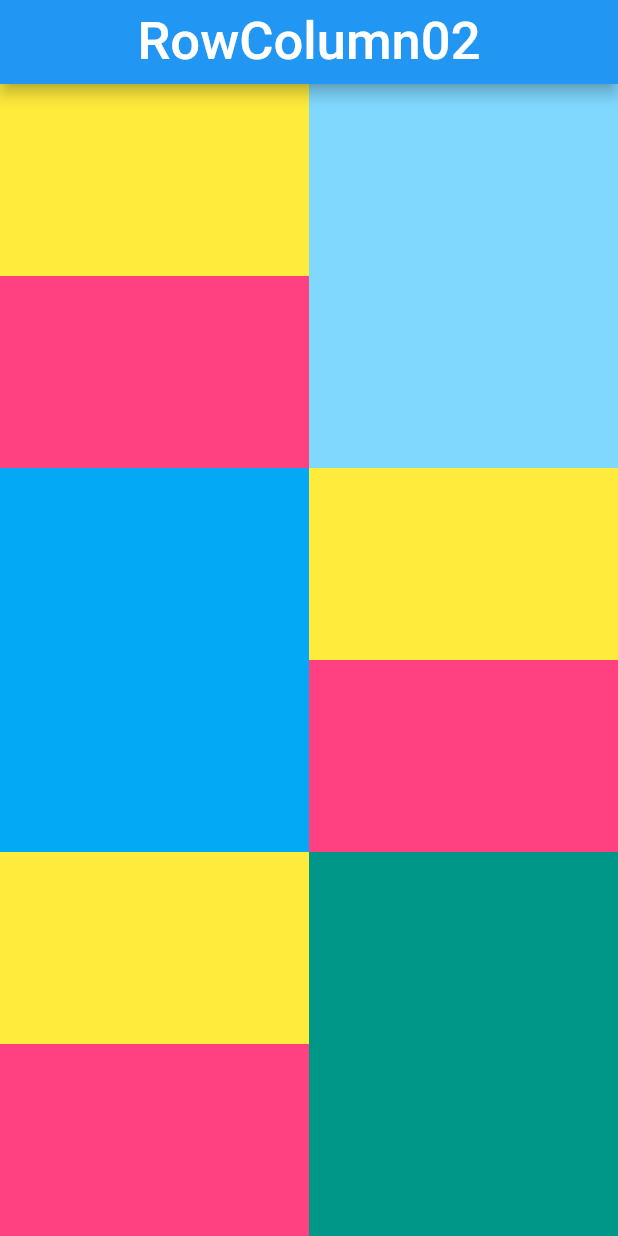
After one commit to VivekTailor19/row_column_widget, a Flutter app: the screen it shows after launch, on a phone screen of 412 x 824 dp. The commit adds this screen. Run offline on Flutter 3.47's test engine with Material 2 defaults, Android fonts, the light colour scheme and no system bars.

Commit message:
row_column_widget

```diff
--- a/lib/main.dart
+++ b/lib/main.dart
@@ -1,12 +1,14 @@
 import 'package:flutter/material.dart';
-import 'package:row_column_widget/row_column1/row_column1.dart';
+import 'package:row_column_widget/row_column_01/row_column_01.dart';
+
+import 'package:row_column_widget/row_column_02/row_column_02.dart';
 
 
 void main() {
   runApp(
     MaterialApp(
       debugShowCheckedModeBanner: false,
-      home: RowColumn01(),
+      home: RowColumn02(),
     ),
   );
 }
--- /dev/null
+++ b/lib/row_column_02/row_column_02.dart
@@ -0,0 +1,86 @@
+import 'package:flutter/material.dart';
+
+class RowColumn02 extends StatefulWidget {
+  const RowColumn02({Key? key}) : super(key: key);
+
+  @override
+  State<RowColumn02> createState() => _RowColumn02State();
+}
+
+class _RowColumn02State extends State<RowColumn02> {
+  @override
+  Widget build(BuildContext context) {
+    return Scaffold(
+      appBar: AppBar(
+        title: Text("RowColumn02", style: TextStyle(fontSize: 35)),
+        centerTitle: true,
+      ),
+      body: Center(
+          child: Column(
+            children: [
+              Expanded(
+                child: Row(
+                  crossAxisAlignment: CrossAxisAlignment.stretch,
+                  children: [
+                    Expanded(
+                      child:
+                         Column( crossAxisAlignment: CrossAxisAlignment.stretch,
+                          children: [
+                            Expanded(child: Container(height: 100, width: 200, color: Colors.yellow)),
+                            Expanded(child: Container(height: 100, width: 200, color: Colors.pinkAccent))
+                          ],
+                        ),
+                      ),
+                    Expanded(
+                        child: Container(
+                            height: 200,
+                            width: 200,
+                            color: Colors.lightBlueAccent.shade100)),
+                  ],
+                ),
+              ),
+              Expanded(
+                child: Row(
+                  crossAxisAlignment: CrossAxisAlignment.stretch,
+                  children: [
+                    Expanded(
+                        child: Container(
+                            height: 200, width: 200, color: Colors.lightBlue)),
+                    Expanded(
+                      child:
+                      Column( crossAxisAlignment: CrossAxisAlignment.stretch,
+                        children: [
+                          Expanded(child: Container(height: 100, width: 200, color: Colors.yellow)),
+                          Expanded(child: Container(height: 100, width: 200, color: Colors.pinkAccent))
+                        ],
+                      ),
+                    ),
+                  ],
+                ),
+              ),
+              Expanded(
+                child: Row(
+                  crossAxisAlignment: CrossAxisAlignment.stretch,
+                  children: [
+                    Expanded(
+                      child:
+                      Column( crossAxisAlignment: CrossAxisAlignment.stretch,
+                        children: [
+                          Expanded(child: Container(height: 100, width: 200, color: Colors.yellow)),
+                          Expanded(child: Container(height: 100, width: 200, color: Colors.pinkAccent))
+                        ],
+                      ),
+                    ),
+                    Expanded(
+                        child: Container(
+                            height: 200, width: 200, color: Colors.teal)),
+                  ],
+                ),
+              ),
+            ],
+          ),
+
+      ),
+    );
+  }
+}
```
